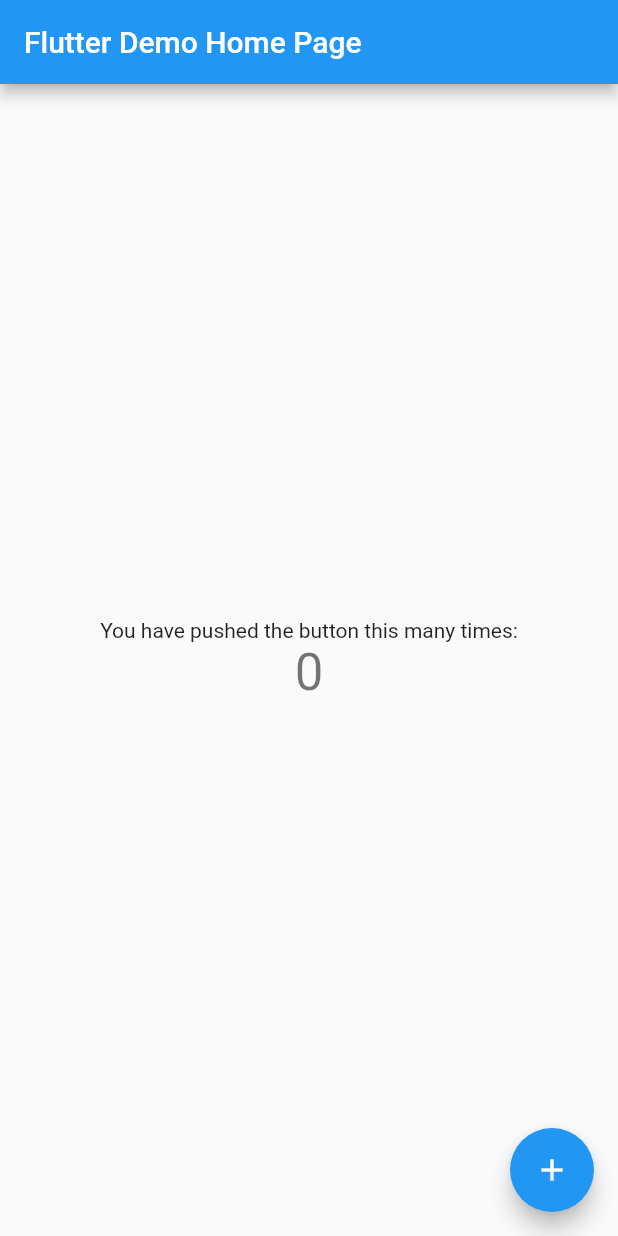
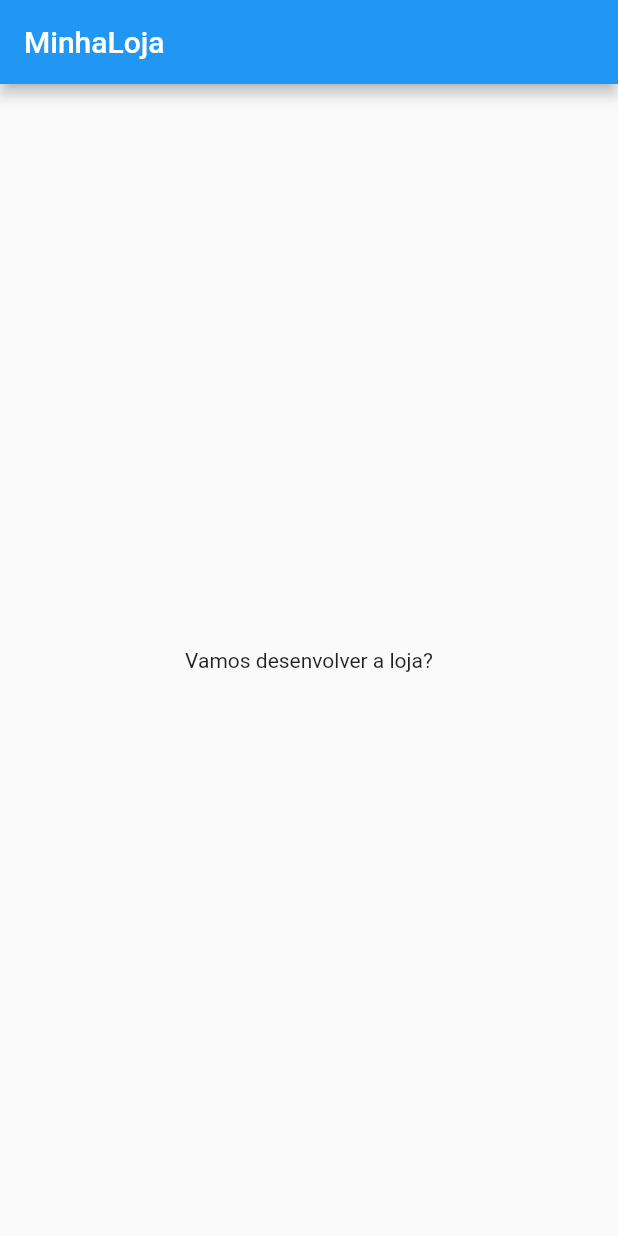
Before and after one commit to isaiasnas/shop, a Flutter app: the screen it shows after launch, on a phone screen of 412 x 824 dp. Run offline on Flutter 3.47's test engine with Material 2 defaults, Android fonts, the phone set to English and light mode, and no system bars.

Commit message:
add Home Page

```diff
--- a/lib/main.dart
+++ b/lib/main.dart
@@ -9,109 +9,27 @@ class MyApp extends StatelessWidget {
   @override
   Widget build(BuildContext context) {
     return MaterialApp(
-      title: 'Flutter Demo',
+      title: 'Minha loja',
       theme: ThemeData(
-        // This is the theme of your application.
-        //
-        // Try running your application with "flutter run". You'll see the
-        // application has a blue toolbar. Then, without quitting the app, try
-        // changing the primarySwatch below to Colors.green and then invoke
-        // "hot reload" (press "r" in the console where you ran "flutter run",
-        // or simply save your changes to "hot reload" in a Flutter IDE).
-        // Notice that the counter didn't reset back to zero; the application
-        // is not restarted.
         primarySwatch: Colors.blue,
-        // This makes the visual density adapt to the platform that you run
-        // the app on. For desktop platforms, the controls will be smaller and
-        // closer together (more dense) than on mobile platforms.
         visualDensity: VisualDensity.adaptivePlatformDensity,
       ),
-      home: MyHomePage(title: 'Flutter Demo Home Page'),
+      home: MyHomePage(),
     );
   }
 }
 
-class MyHomePage extends StatefulWidget {
-  MyHomePage({Key key, this.title}) : super(key: key);
-
-  // This widget is the home page of your application. It is stateful, meaning
-  // that it has a State object (defined below) that contains fields that affect
-  // how it looks.
-
-  // This class is the configuration for the state. It holds the values (in this
-  // case the title) provided by the parent (in this case the App widget) and
-  // used by the build method of the State. Fields in a Widget subclass are
-  // always marked "final".
-
-  final String title;
-
-  @override
-  _MyHomePageState createState() => _MyHomePageState();
-}
-
-class _MyHomePageState extends State<MyHomePage> {
-  int _counter = 0;
-
-  void _incrementCounter() {
-    setState(() {
-      // This call to setState tells the Flutter framework that something has
-      // changed in this State, which causes it to rerun the build method below
-      // so that the display can reflect the updated values. If we changed
-      // _counter without calling setState(), then the build method would not be
-      // called again, and so nothing would appear to happen.
-      _counter++;
-    });
-  }
-
+class MyHomePage extends StatelessWidget {
+  const MyHomePage();
   @override
   Widget build(BuildContext context) {
-    // This method is rerun every time setState is called, for instance as done
-    // by the _incrementCounter method above.
-    //
-    // The Flutter framework has been optimized to make rerunning build methods
-    // fast, so that you can just rebuild anything that needs updating rather
-    // than having to individually change instances of widgets.
     return Scaffold(
       appBar: AppBar(
-        // Here we take the value from the MyHomePage object that was created by
-        // the App.build method, and use it to set our appbar title.
-        title: Text(widget.title),
+        title: Text('MinhaLoja'),
       ),
       body: Center(
-        // Center is a layout widget. It takes a single child and positions it
-        // in the middle of the parent.
-        child: Column(
-          // Column is also a layout widget. It takes a list of children and
-          // arranges them vertically. By default, it sizes itself to fit its
-          // children horizontally, and tries to be as tall as its parent.
-          //
-          // Invoke "debug painting" (press "p" in the console, choose the
-          // "Toggle Debug Paint" action from the Flutter Inspector in Android
-          // Studio, or the "Toggle Debug Paint" command in Visual Studio Code)
-          // to see the wireframe for each widget.
-          //
-          // Column has various properties to control how it sizes itself and
-          // how it positions its children. Here we use mainAxisAlignment to
-          // center the children vertically; the main axis here is the vertical
-          // axis because Columns are vertical (the cross axis would be
-          // horizontal).
-          mainAxisAlignment: MainAxisAlignment.center,
-          children: <Widget>[
-            Text(
-              'You have pushed the button this many times:',
-            ),
-            Text(
-              '$_counter',
-              style: Theme.of(context).textTheme.headline4,
-            ),
-          ],
-        ),
+        child: Text('Vamos desenvolver a loja?'),
       ),
-      floatingActionButton: FloatingActionButton(
-        onPressed: _incrementCounter,
-        tooltip: 'Increment',
-        child: Icon(Icons.add),
-      ), // This trailing comma makes auto-formatting nicer for build methods.
     );
   }
 }
```
